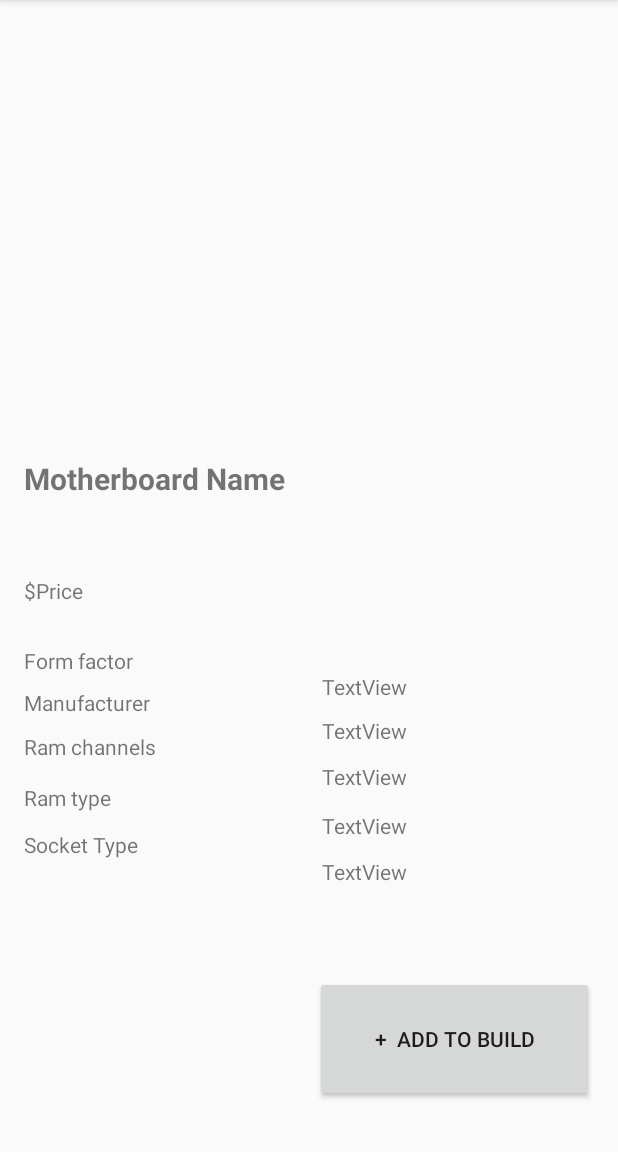
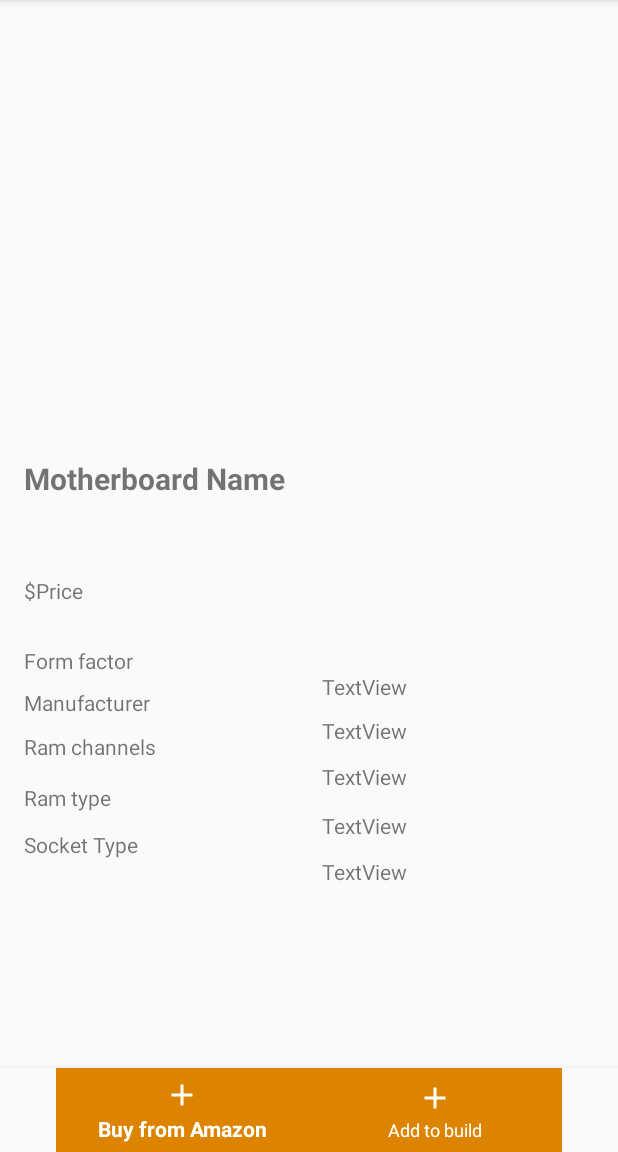
Before and after one commit to PratigyaShakya/DIYPC, an Android app: the MotherboardDetailedActivity screen opened directly, with no data from a screen before it, on a phone screen of 412 x 824 dp, the part 84-1236 px from its top. Run offline under Robolectric (Android 15) with nearby library versions, the phone set to English and light mode, and no system bars; our stand-ins replace Firebase (no records; nobody signed in at launch, a user with empty details on screens opened directly); pictures from the network do not load.

Commit message:
Design changes

```diff
--- a/app/src/main/java/com/example/finalproject/MotherboardDetailedActivity.kt
+++ b/app/src/main/java/com/example/finalproject/MotherboardDetailedActivity.kt
@@ -17,7 +17,7 @@ class MotherboardDetailedActivity  : AppCompatActivity() {
         // Binding other fields
         val motherboardDetail = intent.getSerializableExtra("Motherboard Detail") as? MotherboardList ?: return
         motherboardNameDetailed.text = motherboardDetail.name
-        motherboardPriceDetailed.text = motherboardDetail.price.toString()
+        motherboardPriceDetailed.text = "$${motherboardDetail.price.toString()}"
         motherboardformFactorDetailed.text = motherboardDetail.formfactor
         motherboardManufacturerDetailed.text = motherboardDetail.manufacturer
         motherboardRamChannelsDetailed.text = motherboardDetail.ramchannels.toString()
--- a/app/src/main/res/layout/activity_detailed_view_motherboard.xml
+++ b/app/src/main/res/layout/activity_detailed_view_motherboard.xml
@@ -124,18 +124,6 @@
         app:layout_constraintTop_toBottomOf="@+id/motherboardManufacturerDetailed"
         app:layout_constraintVertical_bias="0.044" />
 
-    <Button
-        android:id="@+id/button"
-        android:layout_width="186dp"
-        android:layout_height="84dp"
-        android:layout_marginTop="328dp"
-        android:text="+  Add To Build"
-        app:layout_constraintBottom_toBottomOf="parent"
-        app:layout_constraintEnd_toEndOf="parent"
-        app:layout_constraintHorizontal_bias="0.928"
-        app:layout_constraintStart_toStartOf="@+id/motherboardImageDetailed"
-        app:layout_constraintTop_toBottomOf="@+id/motherboardImageDetailed"
-        app:layout_constraintVertical_bias="0.529" />
 
     <TextView
         android:id="@+id/textView3"
@@ -174,4 +162,24 @@
         app:layout_constraintVertical_bias="0.062" />
 
 
+    <com.google.android.material.bottomnavigation.BottomNavigationView
+        android:id="@+id/bottomNavigationBuffer"
+        android:layout_width="match_parent"
+        android:layout_height="wrap_content"
+        android:layout_alignParentBottom="true"
+        android:background="?android:attr/windowBackground"
+        app:itemBackground="@color/colorPrimary"
+        app:itemIconTint="#fff"
+        app:itemTextColor="#fff"
+        app:layout_constraintBottom_toBottomOf="parent"
+        app:layout_constraintEnd_toEndOf="parent"
+        app:layout_constraintHorizontal_bias="1.0"
+        app:layout_constraintStart_toStartOf="parent"
+        app:layout_constraintTop_toTopOf="@+id/motherboardImageDetailed"
+        app:layout_constraintVertical_bias="1.0"
+        app:menu="@menu/detailed_bottom"
+        tools:ignore="MissingConstraints">
+
+    </com.google.android.material.bottomnavigation.BottomNavigationView>
+
 </androidx.constraintlayout.widget.ConstraintLayout>
--- /dev/null
+++ b/app/src/main/res/menu/detailed_bottom.xml
@@ -0,0 +1,11 @@
+<?xml version="1.0" encoding="utf-8"?>
+<menu xmlns:android="http://schemas.android.com/apk/res/android">
+    <item
+        android:id="@+id/copyBuild"
+        android:icon="@drawable/add"
+        android:title="Buy from Amazon" />
+
+    <item android:id="@+id/newBuild"
+        android:icon="@drawable/add"
+        android:title="Add to build" />
+</menu>
```
Also changed, not shown: app/src/main/res/layout/activity_detailed_view_cpu.xml (+18 -14 lines), app/src/main/res/layout/activity_list_part_builder.xml (+17 -14 lines), app/src/main/res/layout/activity_pop_up_buffer.xml (deleted, +0 -26 lines).
